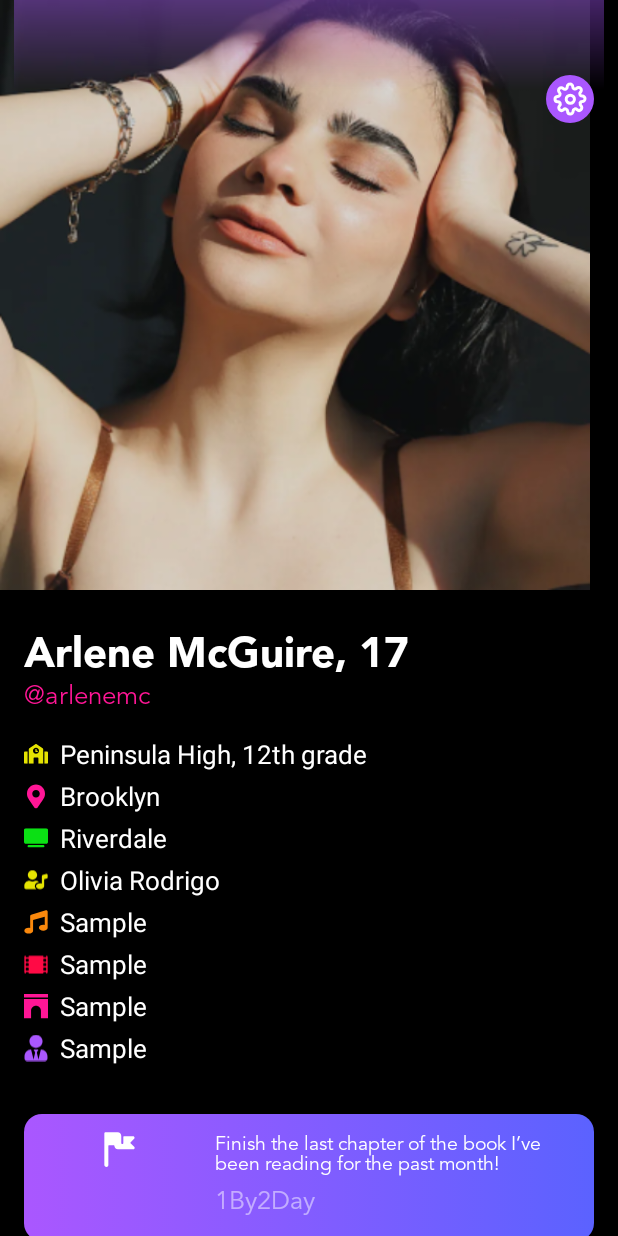
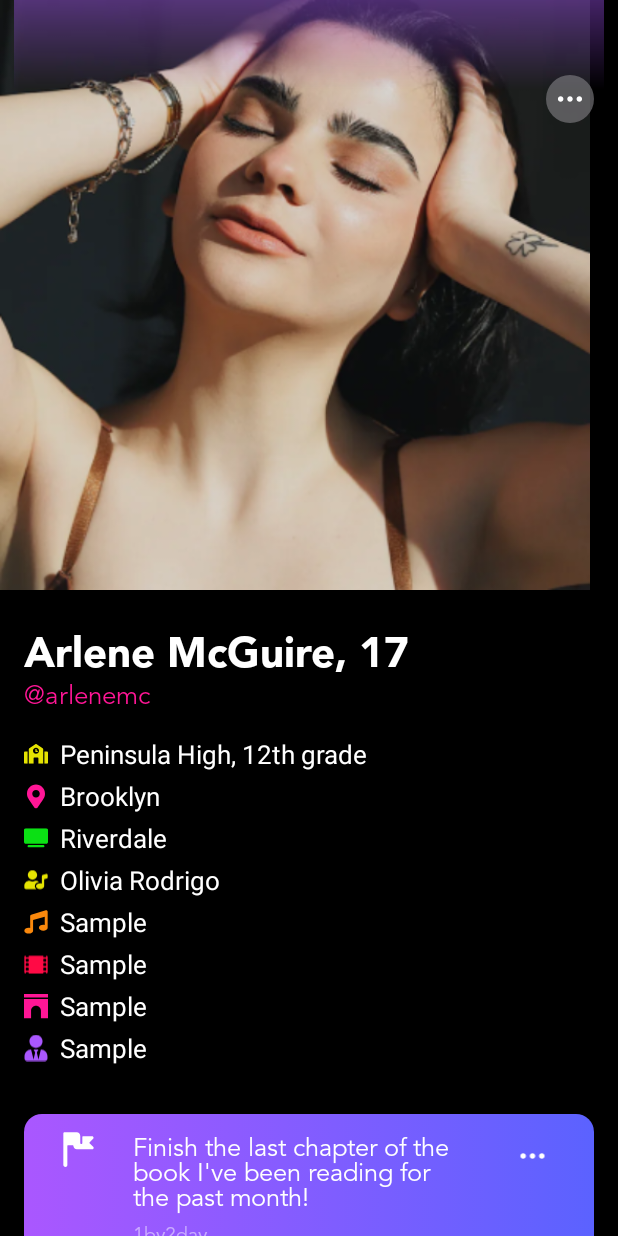
Before and after one commit to shanec1225/PromlyApp, an Android app: the UserProfile screen opened directly, with no data from a screen before it, after a tap on an icon or button, on a phone screen of 412 x 824 dp. Run offline under Robolectric (Android 15) with nearby library versions, the phone set to English and light mode, and no system bars.

Commit message:
Completed internal merge of profiles branch

```diff
--- a/app/src/main/AndroidManifest.xml
+++ b/app/src/main/AndroidManifest.xml
@@ -22,6 +22,10 @@
             android:name=".UserProfile"
             android:exported="true">
         </activity>
+        <activity
+            android:name=".EditInterests"
+            android:exported="true">
+        </activity>
     </application>
 
 </manifest>
--- a/app/src/main/java/com/teamgamma/promlyapp/FriendProfile.java
+++ /dev/null
@@ -1,5 +0,0 @@
-package com.teamgamma.promlyapp;
-
-public class FriendProfile {
-
-}
--- a/app/src/main/java/com/teamgamma/promlyapp/UserProfile.java
+++ b/app/src/main/java/com/teamgamma/promlyapp/UserProfile.java
@@ -1,5 +1,6 @@
 package com.teamgamma.promlyapp;
 
+import android.content.Intent;
 import android.os.Bundle;
 import android.view.View;
 import android.widget.ImageView;
@@ -16,8 +17,7 @@ public class UserProfile extends AppCompatActivity {
     protected void onCreate(Bundle savedInstanceState) {
         super.onCreate(savedInstanceState);
         setContentView(R.layout.user_profile);
-        //Todo: Change image of multifunctional button
-        //Todo: Create settings pages?
+
 
         ImageView multiFunctionButton = findViewById(R.id.multiFunctionButton);
         TextView editProfile = findViewById(R.id.editProfileButton);
@@ -26,7 +26,16 @@ public class UserProfile extends AppCompatActivity {
         TextView goalText1 = findViewById(R.id.goalBox1);
         TextView goalText2 = findViewById(R.id.goalBox2);
         ImageView goalEllipses = findViewById(R.id.goalElipsesButton);
-        viewingOwnProfile = true;
+        viewingOwnProfile = false;
+
+        editInterests.setOnClickListener(new View.OnClickListener() {
+            public void onClick(View view) {
+                Intent segueToEditInterestsScreen = new Intent(view.getContext(), EditInterests.class);
+                startActivity(segueToEditInterestsScreen);
+                overridePendingTransition(R.anim.right_in, R.anim.left_out);
+            }
+
+        });
 
         multiFunctionButton.setOnClickListener(new View.OnClickListener() {
             public void onClick(View view) {
@@ -34,8 +43,8 @@ public class UserProfile extends AppCompatActivity {
                     multiFunctionButton.setImageDrawable(getResources().getDrawable(R.drawable.ic_promly_navicon_elipses_circle));
                     System.out.println("switched to viewing other profile");
                     viewingOwnProfile = true;
-                    editProfile.setVisibility(View.VISIBLE);
-                    editInterests.setVisibility(View.VISIBLE);
+                    editProfile.setVisibility(View.GONE);
+                    editInterests.setVisibility(View.GONE);
                     goalResponseField.setVisibility(View.VISIBLE);
                     goalText1.setText(R.string.temp_goal);
                     goalText1.setTextSize((float) 17);
@@ -46,9 +55,9 @@ public class UserProfile extends AppCompatActivity {
 
                 } else {
                     multiFunctionButton.setImageDrawable(getResources().getDrawable(R.drawable.ic_promly_navicon_settings));
-                    editProfile.setVisibility(View.GONE);
+                    editProfile.setVisibility(View.VISIBLE);
                     System.out.println("switched to viewing own profile");
-                    editInterests.setVisibility(View.GONE);
+                    editInterests.setVisibility(View.VISIBLE);
                     goalResponseField.setVisibility(View.GONE);
                     goalText1.setText(R.string.oneBy2Day);
                     goalText1.setTextSize((float) 13);
--- /dev/null
+++ b/app/src/main/res/anim/left_out.xml
@@ -0,0 +1,6 @@
+<?xml version="1.0" encoding="utf-8"?>
+<translate xmlns:android="http://schemas.android.com/apk/res/android"
+    android:duration="300"
+    android:fromXDelta="0%"
+    android:interpolator="@android:anim/decelerate_interpolator"
+    android:toXDelta="-100%" />
--- /dev/null
+++ b/app/src/main/res/anim/right_in.xml
@@ -0,0 +1,7 @@
+<?xml version="1.0" encoding="utf-8"?>
+<translate xmlns:android="http://schemas.android.com/apk/res/android"
+    android:duration="300"
+    android:fromXDelta="100%"
+    android:toXDelta="0%"
+    android:interpolator="@android:anim/decelerate_interpolator"
+    />
--- /dev/null
+++ b/app/src/main/res/anim/right_out.xml
@@ -0,0 +1,6 @@
+<?xml version="1.0" encoding="utf-8"?>
+<translate xmlns:android="http://schemas.android.com/apk/res/android"
+    android:duration="300"
+    android:fromXDelta="0%"
+    android:interpolator="@android:anim/decelerate_interpolator"
+    android:toXDelta="100%" />
--- a/app/src/main/res/drawable-xhdpi/pink_purple_gradient_button.xml
+++ b/app/src/main/res/drawable-xhdpi/pink_purple_gradient_button.xml
@@ -28,8 +28,8 @@
             <gradient
                 android:type="linear"
                 android:angle="0"
-                android:startColor="@color/disabled_purple_gradient_left"
-                android:endColor="@color/disabled_gradient_right"
+                android:startColor="@color/purple_gradient_left"
+                android:endColor="@color/purple_gradient_right"
                 />
         </shape>
     </item>
```
Also changed, not shown: app/src/main/java/com/teamgamma/promlyapp/EditInterests.java (added, +14 -0 lines), app/src/main/res/anim/left_in.xml (added, +7 -0 lines), app/src/main/res/drawable/disabled_button.xml (+6 -6 lines), app/src/main/res/layout/interests.xml (+7 -7 lines), app/src/main/res/values/colors.xml (+6 -1 lines), app/src/main/res/values/strings.xml (+56 -0 lines).
